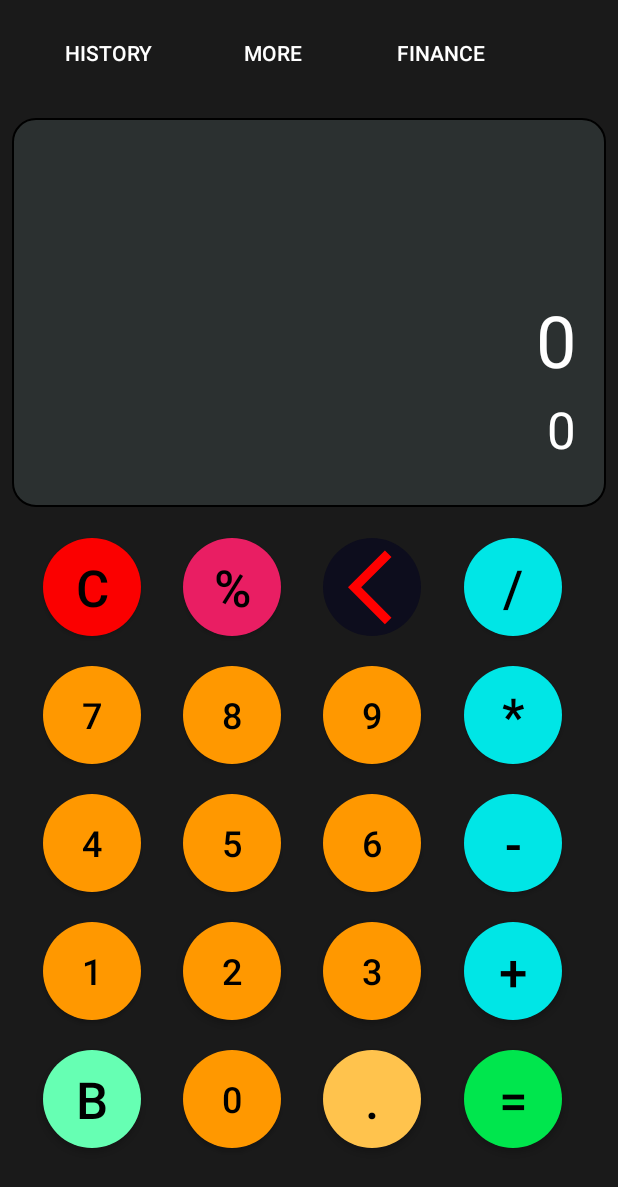
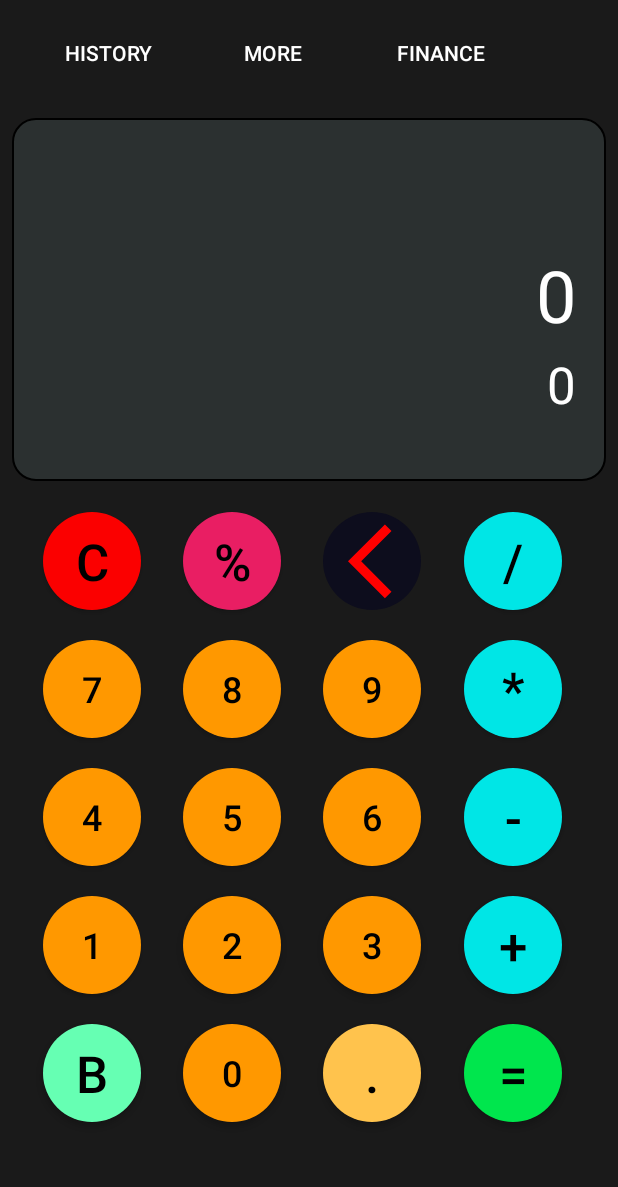
Before and after one commit to saikiranreddyappidi/Calculator, an Android app: the screen it shows after launch (MainActivity), on a phone screen of 412 x 824 dp. Shown: the top 1187 px of the screen. Run offline under Robolectric (Android 15) with nearby library versions, the phone set to English and light mode, and no system bars.

Commit message:
Few updates.

```diff
--- a/app/src/main/res/layout/activity_main.xml
+++ b/app/src/main/res/layout/activity_main.xml
@@ -52,7 +52,7 @@
         android:layout_marginStart="0sp"
         android:layout_marginEnd="0sp"
         android:layout_marginBottom="0sp"
-        android:layout_weight="1"
+        android:layout_weight="0.9"
         android:background="@drawable/output_round_corner"
         android:orientation="vertical"
         android:padding="20sp">
@@ -61,7 +61,7 @@
         <TextView
             android:id="@+id/input"
             android:layout_width="match_parent"
-            android:layout_height="160sp"
+            android:layout_height="130sp"
             android:autoSizeMaxTextSize="48sp"
             android:autoSizeMinTextSize="24sp"
             android:autoSizeStepGranularity="2sp"
--- a/build.gradle
+++ b/build.gradle
@@ -1,5 +1,5 @@
 // Top-level build file where you can add configuration options common to all sub-projects/modules.
 plugins {
-    id 'com.android.application' version '7.4.1' apply false
-    id 'com.android.library' version '7.4.1' apply false
+    id 'com.android.application' version '8.2.0' apply false
+    id 'com.android.library' version '8.2.0' apply false
 }
--- a/gradle.properties
+++ b/gradle.properties
@@ -19,3 +19,5 @@ android.useAndroidX=true
 # resources declared in the library itself and none from the library's dependencies,
 # thereby reducing the size of the R class for that library
 android.nonTransitiveRClass=true
+android.defaults.buildfeatures.buildconfig=true
+android.nonFinalResIds=false
```
Also changed, not shown: gradle/wrapper/gradle-wrapper.properties.
